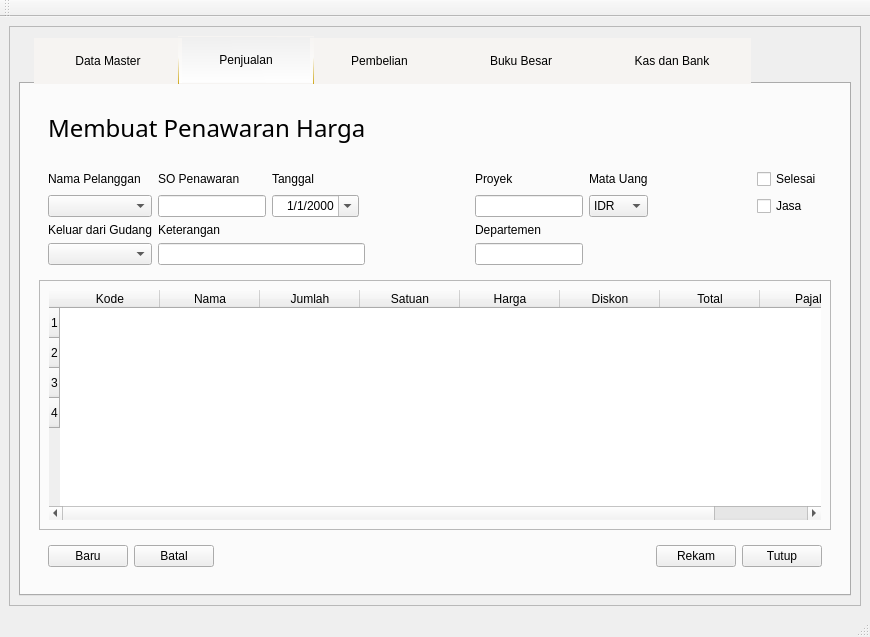
Old version of the form GUI.ui in the repository fnugrahendi/petuk.corp.
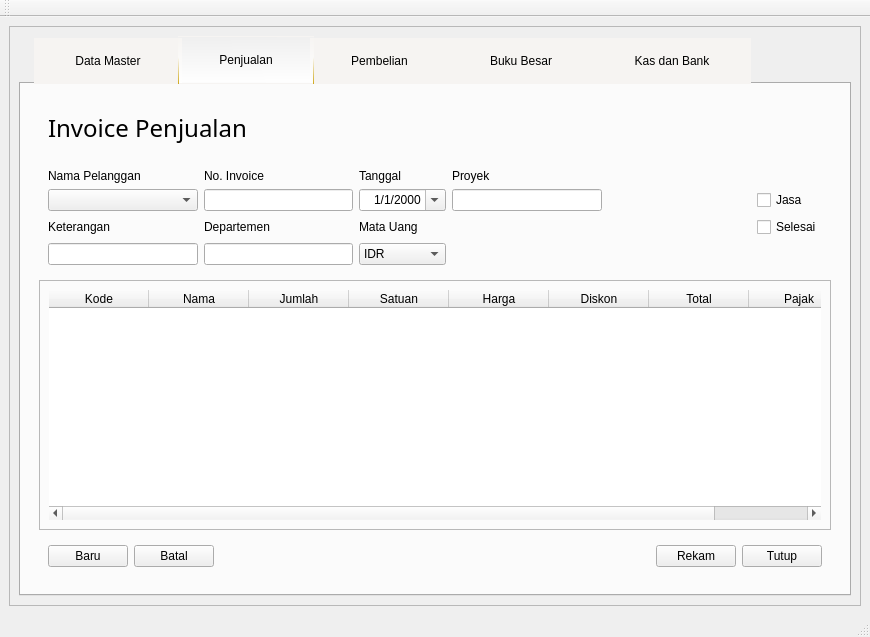
New version of the form. The open tabs and pages were chosen to show the change. Icons and pictures are not drawn.

Commit message: remove penawaran harga

Patch:
```diff
--- a/GUI.ui
+++ b/GUI.ui
@@ -4318,7 +4318,7 @@
                      </font>
                     </property>
                     <property name="text">
-                     <string>Membuat Penawaran Harga</string>
+                     <string>Invoice Penjualan</string>
                     </property>
                     <property name="alignment">
                      <set>Qt::AlignLeading|Qt::AlignLeft|Qt::AlignVCenter</set>
@@ -4343,16 +4343,6 @@
                   <enum>QFrame::Raised</enum>
                  </property>
                  <layout class="QGridLayout" name="gl_Penjualan_PenawaranHarga_baru_input">
-                  <item row="3" column="5">
-                   <widget class="QLineEdit" name="le_Penjualan_PenawaranHarga_baru_Departemen"/>
-                  </item>
-                  <item row="2" column="5">
-                   <widget class="QLabel" name="lb_Penjualan_PenawaranHarga_baru_Departemen">
-                    <property name="text">
-                     <string>Departemen</string>
-                    </property>
-                   </widget>
-                  </item>
                   <item row="0" column="0">
                    <widget class="QLabel" name="lb_Penjualan_PenawaranHarga_baru_Nama">
                     <property name="text">
@@ -4360,20 +4350,6 @@
                     </property>
                    </widget>
                   </item>
-                  <item row="0" column="6">
-                   <widget class="QLabel" name="lb_Penjualan_PenawaranHarga_baru_Kurs">
-                    <property name="text">
-                     <string>Mata Uang</string>
-                    </property>
-                   </widget>
-                  </item>
-                  <item row="2" column="0">
-                   <widget class="QLabel" name="lb_Penjualan_PenawaranHarga_baru_Keluar">
-                    <property name="text">
-                     <string>Keluar dari Gudang</string>
-                    </property>
-                   </widget>
-                  </item>
                   <item row="1" column="1">
                    <widget class="QLineEdit" name="le_Penjualan_PenawaranHarga_baru_SOPenawaran"/>
                   </item>
@@ -4384,30 +4360,10 @@
                     </property>
                    </widget>
                   </item>
-                  <item row="0" column="8">
-                   <widget class="QCheckBox" name="chk_Penjualan_PenawaranHarga_baru_input_selesai">
-                    <property name="text">
-                     <string>Selesai</string>
-                    </property>
-                   </widget>
-                  </item>
-                  <item row="1" column="5">
-                   <widget class="QLineEdit" name="le_Penjualan_PenawaranHarga_baru_Proyek"/>
-                  </item>
                   <item row="0" column="1">
                    <widget class="QLabel" name="lb_Penjualan_PenawaranHarga_baru_SOPenawaran">
                     <property name="text">
-                     <string>SO Penawaran</string>
-                    </property>
-                   </widget>
-                  </item>
-                  <item row="3" column="1" colspan="3">
-                   <widget class="QLineEdit" name="le_Penjualan_PenawaranHarga_baru_Keterangan"/>
-                  </item>
-                  <item row="2" column="1">
-                   <widget class="QLabel" name="lb_Penjualan_PenawaranHarga_baru_Keterangan">
-                    <property name="text">
-                     <string>Keterangan</string>
+                     <string>No. Invoice</string>
                     </property>
                    </widget>
                   </item>
@@ -4431,19 +4387,6 @@
                     </property>
                    </spacer>
                   </item>
-                  <item row="1" column="4">
-                   <spacer name="hs_Penjualan_PenawaranHarga_baru_input">
-                    <property name="orientation">
-                     <enum>Qt::Horizontal</enum>
-                    </property>
-                    <property name="sizeHint" stdset="0">
-                     <size>
-                      <width>40</width>
-                      <height>20</height>
-                     </size>
-                    </property>
-                   </spacer>
-                  </item>
                   <item row="1" column="2">
                    <widget class="QDateEdit" name="dte_Penjualan_PenawaranHarga_baru_input_tanggal">
                     <property name="wrapping">
@@ -4473,7 +4416,30 @@
                     </property>
                    </widget>
                   </item>
-                  <item row="1" column="6">
+                  <item row="1" column="0">
+                   <widget class="QComboBox" name="cb_Penjualan_InvoicePenjualan_Baru_Nama"/>
+                  </item>
+                  <item row="3" column="0">
+                   <widget class="QLineEdit" name="le_Penjualan_PenawaranHarga_baru_Keterangan"/>
+                  </item>
+                  <item row="2" column="0">
+                   <widget class="QLabel" name="lb_Penjualan_PenawaranHarga_baru_Keterangan">
+                    <property name="text">
+                     <string>Keterangan</string>
+                    </property>
+                   </widget>
+                  </item>
+                  <item row="2" column="1">
+                   <widget class="QLabel" name="lb_Penjualan_PenawaranHarga_baru_Departemen">
+                    <property name="text">
+                     <string>Departemen</string>
+                    </property>
+                   </widget>
+                  </item>
+                  <item row="3" column="1">
+                   <widget class="QLineEdit" name="le_Penjualan_PenawaranHarga_baru_Departemen"/>
+                  </item>
+                  <item row="3" column="2">
                    <widget class="QComboBox" name="cb_Penjualan_PenawaranHarga_baru_input_kurs">
                     <item>
                      <property name="text">
@@ -4482,11 +4448,35 @@
                     </item>
                    </widget>
                   </item>
-                  <item row="1" column="0">
-                   <widget class="QComboBox" name="cb_Penjualan_PenawaranHarga_Baru_Nama"/>
+                  <item row="2" column="2">
+                   <widget class="QLabel" name="lb_Penjualan_PenawaranHarga_baru_Kurs">
+                    <property name="text">
+                     <string>Mata Uang</string>
+                    </property>
+                   </widget>
                   </item>
-                  <item row="3" column="0">
-                   <widget class="QComboBox" name="cb_Penjualan_PenawaranHarga_Baru_Gudang"/>
+                  <item row="2" column="8">
+                   <widget class="QCheckBox" name="chk_Penjualan_PenawaranHarga_baru_input_selesai">
+                    <property name="text">
+                     <string>Selesai</string>
+                    </property>
+                   </widget>
+                  </item>
+                  <item row="1" column="5">
+                   <widget class="QLineEdit" name="le_Penjualan_PenawaranHarga_baru_Proyek"/>
+                  </item>
+                  <item row="3" column="5">
+                   <spacer name="hs_Penjualan_PenawaranHarga_baru_input">
+                    <property name="orientation">
+                     <enum>Qt::Horizontal</enum>
+                    </property>
+                    <property name="sizeHint" stdset="0">
+                     <size>
+                      <width>40</width>
+                      <height>20</height>
+                     </size>
+                    </property>
+                   </spacer>
                   </item>
                  </layout>
                 </widget>
@@ -4551,31 +4541,11 @@
                      <bool>true</bool>
                     </property>
                     <property name="rowCount">
-                     <number>4</number>
+                     <number>0</number>
                     </property>
                     <property name="columnCount">
                      <number>8</number>
                     </property>
-                    <row>
-                     <property name="text">
-                      <string>1</string>
-                     </property>
-                    </row>
-                    <row>
-                     <property name="text">
-                      <string>2</string>
-                     </property>
-                    </row>
-                    <row>
-                     <property name="text">
-                      <string>3</string>
-                     </property>
-                    </row>
-                    <row>
-                     <property name="text">
-                      <string>4</string>
-                     </property>
-                    </row>
                     <column>
                      <property name="text">
                       <string>Kode</string>
@@ -4616,19 +4586,6 @@
                       <string>Pajak</string>
                      </property>
                     </column>
-                    <item row="0" column="0">
-                     <property name="text">
-                      <string/>
-                     </property>
-                     <property name="flags">
-                      <set>ItemIsSelectable|ItemIsEditable|ItemIsDragEnabled|ItemIsUserCheckable|ItemIsEnabled</set>
-                     </property>
-                    </item>
-                    <item row="3" column="2">
-                     <property name="text">
-                      <string/>
-                     </property>
-                    </item>
                    </widget>
                   </item>
                  </layout>
```
Left out of the diff: 39 changed lines with no effect on the pictures. The commit also changes 1 other file.
